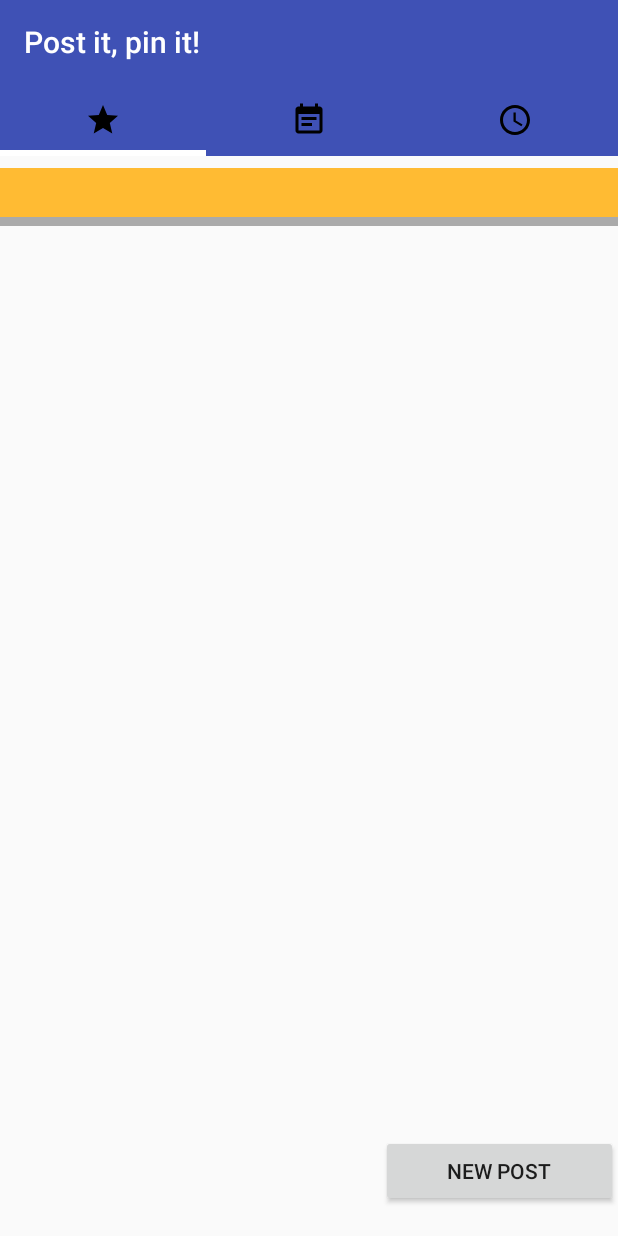
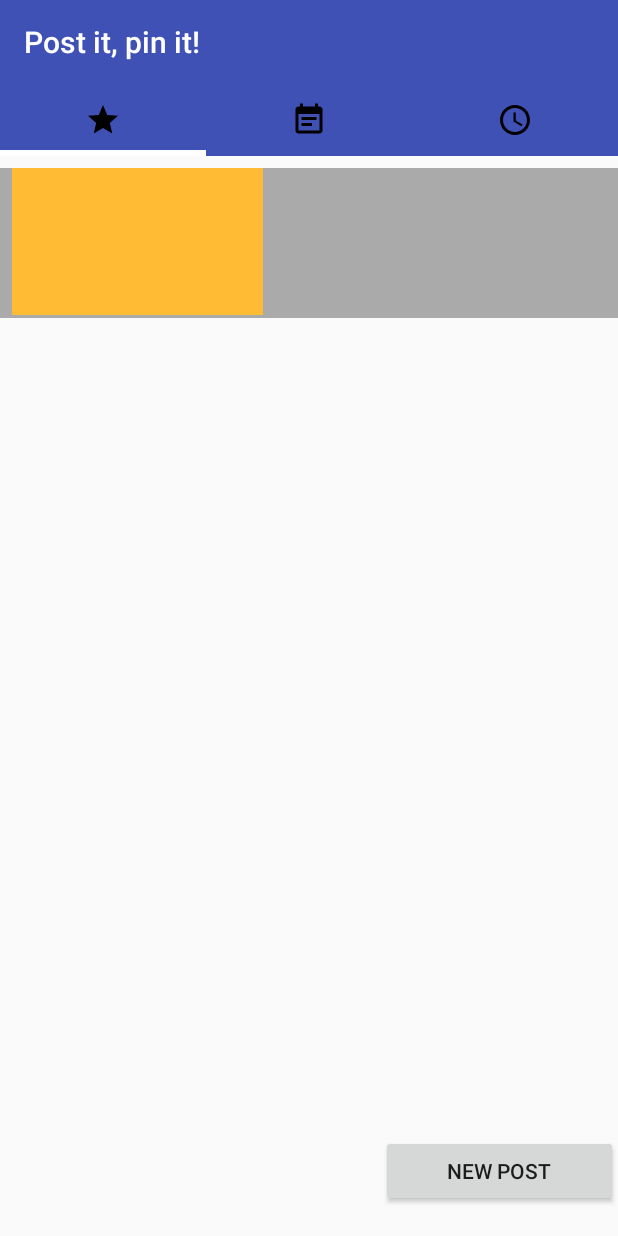
Before and after one commit to Dynosius/postitpinit, an Android app: the screen it shows after launch (MainActivity), after a tap on an icon or button, on a phone screen of 412 x 824 dp. Run offline under Robolectric (Android 15) with nearby library versions, the phone set to English and light mode, and no system bars; our stand-ins replace Room's generated code; libraries missing offline, so code that uses them is left out: android.arch.persistence; 1 other tap on this screen came first.

Commit message:
Changed the way post-its are displayed, now they resemble squares

```diff
--- a/app/src/main/java/projects/riteh/post_itpin_it/Tab1Fragment.java
+++ b/app/src/main/java/projects/riteh/post_itpin_it/Tab1Fragment.java
@@ -4,6 +4,7 @@ import android.arch.lifecycle.ViewModelProviders;
 import android.os.Bundle;
 import android.support.annotation.Nullable;
 import android.support.v4.app.Fragment;
+import android.support.v7.widget.GridLayoutManager;
 import android.support.v7.widget.LinearLayoutManager;
 import android.support.v7.widget.RecyclerView;
 import android.view.LayoutInflater;
@@ -25,7 +26,8 @@ public class Tab1Fragment extends Fragment {
         mPostViewModel = ViewModelProviders.of(this).get(PostViewModel.class);
         postAdapter = new PostViewAdapter(getActivity(), mPostViewModel, (MainActivity)getActivity());
         recyclerView.setAdapter(postAdapter);
-        recyclerView.setLayoutManager(new LinearLayoutManager(getActivity()));
+        // Here we define how we want to display post-its in the fragment (either linearly as rows or something else)
+        recyclerView.setLayoutManager(new GridLayoutManager(getActivity(), 2, GridLayoutManager.VERTICAL, false));
         mPostViewModel.getAllPosts().observe(this, new Observer<List<Post>>() {
             @Override
             public void onChanged(@Nullable List<Post> posts) {
--- a/app/src/main/java/projects/riteh/post_itpin_it/database/PostDatabase.java
+++ b/app/src/main/java/projects/riteh/post_itpin_it/database/PostDatabase.java
@@ -37,7 +37,7 @@ public abstract class PostDatabase extends RoomDatabase {
         PopulateDbAsync(PostDatabase db){
             postDao = db.postDAO();
         }
-        //TODO: Implementirati sto se dogodi nakon otvaranja aplikacije s databaseom
+        // Here we can implement certain actions that we may wish to occur after opening the application
         @Override
         protected Void doInBackground(final Void... voids) {
             return null;
--- a/app/src/main/res/layout/mainscreen_postit.xml
+++ b/app/src/main/res/layout/mainscreen_postit.xml
@@ -1,12 +1,14 @@
 <?xml version="1.0" encoding="utf-8"?>
 <LinearLayout xmlns:android="http://schemas.android.com/apk/res/android"
               android:orientation="vertical"
-              android:layout_width="match_parent"
-              android:layout_height="wrap_content">
+              android:layout_width="175dp"
+              android:layout_height="100dp">
 
     <TextView
             android:id="@+id/textView"
             style="@style/word_title"
+            android:layout_marginLeft="8dp"
+            android:layout_marginBottom="2dp"
             android:layout_height="match_parent"
             android:background="@android:color/holo_orange_light"/>
 </LinearLayout>
--- a/app/src/main/res/values/styles.xml
+++ b/app/src/main/res/values/styles.xml
@@ -21,8 +21,8 @@
     <style name="word_title">
         <item name="android:layout_width">match_parent</item>
         <item name="android:layout_height">26dp</item>
-        <item name="android:textSize">24sp</item>
-        <item name="android:textStyle">bold</item>
+        <item name="android:textSize">18sp</item>
+        <item name="android:textStyle">normal</item>
         <item name="android:layout_marginBottom">6dp</item>
         <item name="android:paddingLeft">8dp</item>
     </style>
```
Also changed, not shown: app/src/main/java/projects/riteh/post_itpin_it/MainActivity.java (+9 -0 lines).
